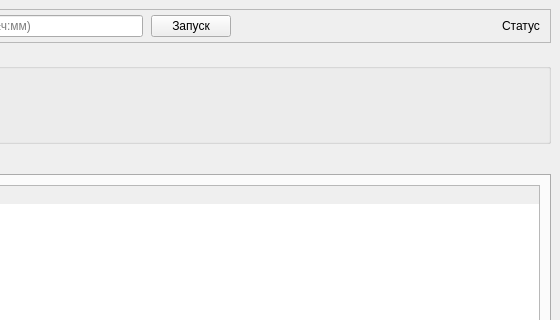
First picture: the form in GeoTagger/ui/main_window.ui, repository Max251203/Project3, before the edit; both pictures show x 340 to 900 and y 0 to 320 of the 900 by 600 pixel window.
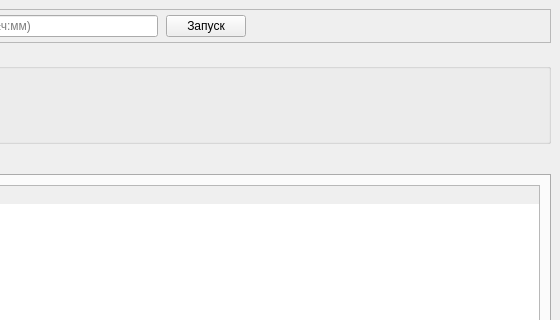
Second picture: the form after the edit. Icons and pictures are not drawn.

Patch:
```diff
--- a/GeoTagger/ui/main_window.ui
+++ b/GeoTagger/ui/main_window.ui
@@ -73,7 +73,7 @@
        <!-- СТАТУС БЕЗ ПРОГРЕСС-БАРА -->
        <item>
         <widget class="QLabel" name="statusLabel">
-         <property name="text"><string>Статус</string></property>
+         <property name="text"><string></string></property>
          <property name="minimumWidth"><number>200</number></property>
         </widget>
        </item>
```
